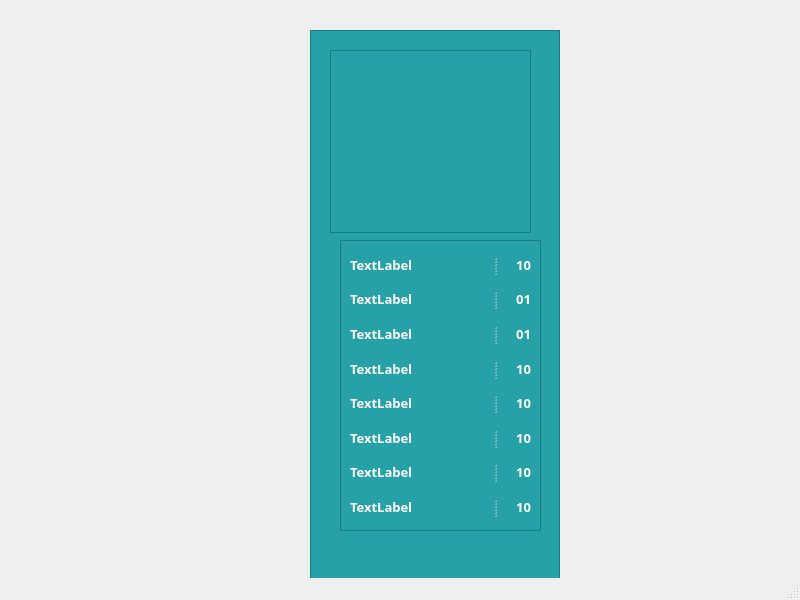
Before: the Qt Designer form layout/provisorio.ui in Sidehenrique/SIS-Sicoob, drawn with Qt 5.
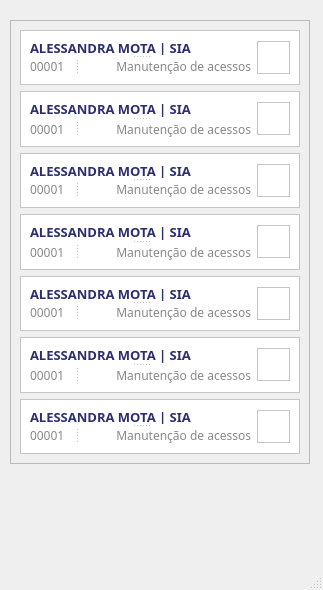
After: the same form once the commit is applied. Icons and pictures are not drawn.

```diff
--- a/layout/provisorio.ui
+++ b/layout/provisorio.ui
@@ -6,8 +6,8 @@
    <rect>
     <x>0</x>
     <y>0</y>
-    <width>800</width>
-    <height>600</height>
+    <width>323</width>
+    <height>590</height>
    </rect>
   </property>
   <property name="windowTitle">
@@ -17,457 +17,887 @@
    <widget class="QFrame" name="frame_48">
     <property name="geometry">
      <rect>
-      <x>310</x>
-      <y>30</y>
-      <width>250</width>
-      <height>551</height>
+      <x>10</x>
+      <y>20</y>
+      <width>300</width>
+      <height>444</height>
      </rect>
     </property>
     <property name="minimumSize">
      <size>
-      <width>250</width>
+      <width>300</width>
       <height>0</height>
      </size>
     </property>
-    <property name="maximumSize">
-     <size>
-      <width>250</width>
-      <height>16777215</height>
-     </size>
-    </property>
-    <property name="styleSheet">
-     <string notr="true">background-color: rgb(38, 161, 168);</string>
-    </property>
     <property name="frameShape">
      <enum>QFrame::StyledPanel</enum>
     </property>
     <property name="frameShadow">
      <enum>QFrame::Raised</enum>
     </property>
-    <widget class="QFrame" name="frame_49">
-     <property name="geometry">
-      <rect>
-       <x>20</x>
-       <y>20</y>
-       <width>201</width>
-       <height>183</height>
-      </rect>
-     </property>
-     <property name="minimumSize">
-      <size>
-       <width>183</width>
-       <height>183</height>
-      </size>
-     </property>
-     <property name="styleSheet">
-      <string notr="true">background-image: url(:/Viws/estoque/Viws/Grupo 948.png);
-background-position: center;
-background-repeat: no-repeat;</string>
-     </property>
-     <property name="frameShape">
-      <enum>QFrame::StyledPanel</enum>
-     </property>
-     <property name="frameShadow">
-      <enum>QFrame::Raised</enum>
-     </property>
-    </widget>
-    <widget class="QFrame" name="frame_50">
-     <property name="geometry">
-      <rect>
-       <x>30</x>
-       <y>210</y>
-       <width>201</width>
-       <height>291</height>
-      </rect>
-     </property>
-     <property name="frameShape">
-      <enum>QFrame::StyledPanel</enum>
-     </property>
-     <property name="frameShadow">
-      <enum>QFrame::Raised</enum>
-     </property>
-     <layout class="QVBoxLayout" name="verticalLayout_47">
-      <item>
-       <widget class="QSplitter" name="splitter_45">
-        <property name="font">
-         <font>
-          <family>Asap</family>
-          <pointsize>10</pointsize>
-          <weight>75</weight>
-          <bold>true</bold>
-         </font>
-        </property>
-        <property name="styleSheet">
-         <string notr="true">color: rgb(255, 255, 255);</string>
-        </property>
-        <property name="orientation">
-         <enum>Qt::Horizontal</enum>
-        </property>
-        <widget class="QLabel" name="label_54">
-         <property name="font">
-          <font>
-           <family>Asap</family>
-           <pointsize>10</pointsize>
-           <weight>75</weight>
-           <bold>true</bold>
-          </font>
-         </property>
-         <property name="text">
-          <string>TextLabel</string>
-         </property>
-        </widget>
-        <widget class="QLabel" name="label_81">
-         <property name="font">
-          <font>
-           <family>Asap</family>
-           <pointsize>10</pointsize>
-           <weight>75</weight>
-           <bold>true</bold>
-          </font>
-         </property>
-         <property name="text">
-          <string>10</string>
-         </property>
-         <property name="alignment">
-          <set>Qt::AlignRight|Qt::AlignTrailing|Qt::AlignVCenter</set>
-         </property>
-        </widget>
-       </widget>
-      </item>
-      <item>
-       <widget class="QSplitter" name="splitter_41">
-        <property name="font">
-         <font>
-          <family>Asap</family>
-          <pointsize>10</pointsize>
-          <weight>75</weight>
-          <bold>true</bold>
-         </font>
-        </property>
-        <property name="styleSheet">
-         <string notr="true">color: rgb(255, 255, 255);</string>
-        </property>
-        <property name="orientation">
-         <enum>Qt::Horizontal</enum>
-        </property>
-        <widget class="QLabel" name="label_57">
-         <property name="font">
-          <font>
-           <family>Asap</family>
-           <pointsize>10</pointsize>
-           <weight>75</weight>
-           <bold>true</bold>
-          </font>
-         </property>
-         <property name="text">
-          <string>TextLabel</string>
-         </property>
-        </widget>
-        <widget class="QLabel" name="label_99">
-         <property name="font">
-          <font>
-           <family>Asap</family>
-           <pointsize>10</pointsize>
-           <weight>75</weight>
-           <bold>true</bold>
-          </font>
-         </property>
-         <property name="text">
-          <string>01</string>
-         </property>
-         <property name="alignment">
-          <set>Qt::AlignRight|Qt::AlignTrailing|Qt::AlignVCenter</set>
-         </property>
-        </widget>
-       </widget>
-      </item>
-      <item>
-       <widget class="QSplitter" name="splitter_28">
-        <property name="font">
-         <font>
-          <family>Asap</family>
-          <pointsize>10</pointsize>
-          <weight>75</weight>
-          <bold>true</bold>
-         </font>
-        </property>
-        <property name="styleSheet">
-         <string notr="true">color: rgb(255, 255, 255);</string>
-        </property>
-        <property name="orientation">
-         <enum>Qt::Horizontal</enum>
-        </property>
-        <widget class="QLabel" name="label_58">
-         <property name="font">
-          <font>
-           <family>Asap</family>
-           <pointsize>10</pointsize>
-           <weight>75</weight>
-           <bold>true</bold>
-          </font>
-         </property>
-         <property name="text">
-          <string>TextLabel</string>
-         </property>
-        </widget>
-        <widget class="QLabel" name="label_102">
-         <property name="font">
-          <font>
-           <family>Asap</family>
-           <pointsize>10</pointsize>
-           <weight>75</weight>
-           <bold>true</bold>
-          </font>
-         </property>
-         <property name="text">
-          <string>01</string>
-         </property>
-         <property name="alignment">
-          <set>Qt::AlignRight|Qt::AlignTrailing|Qt::AlignVCenter</set>
-         </property>
-        </widget>
-       </widget>
-      </item>
-      <item>
-       <widget class="QSplitter" name="splitter_27">
-        <property name="font">
-         <font>
-          <family>Asap</family>
-          <pointsize>10</pointsize>
-          <weight>75</weight>
-          <bold>true</bold>
-         </font>
-        </property>
-        <property name="styleSheet">
-         <string notr="true">color: rgb(255, 255, 255);</string>
-        </property>
-        <property name="orientation">
-         <enum>Qt::Horizontal</enum>
-        </property>
-        <widget class="QLabel" name="label_61">
-         <property name="font">
-          <font>
-           <family>Asap</family>
-           <pointsize>10</pointsize>
-           <weight>75</weight>
-           <bold>true</bold>
-          </font>
-         </property>
-         <property name="text">
-          <string>TextLabel</string>
-         </property>
-        </widget>
-        <widget class="QLabel" name="label_82">
-         <property name="font">
-          <font>
-           <family>Asap</family>
-           <pointsize>10</pointsize>
-           <weight>75</weight>
-           <bold>true</bold>
-          </font>
-         </property>
-         <property name="text">
-          <string>10</string>
-         </property>
-         <property name="alignment">
-          <set>Qt::AlignRight|Qt::AlignTrailing|Qt::AlignVCenter</set>
-         </property>
-        </widget>
-       </widget>
-      </item>
-      <item>
-       <widget class="QSplitter" name="splitter_26">
-        <property name="font">
-         <font>
-          <family>Asap</family>
-          <pointsize>10</pointsize>
-          <weight>75</weight>
-          <bold>true</bold>
-         </font>
-        </property>
-        <property name="styleSheet">
-         <string notr="true">color: rgb(255, 255, 255);</string>
-        </property>
-        <property name="orientation">
-         <enum>Qt::Horizontal</enum>
-        </property>
-        <widget class="QLabel" name="label_69">
-         <property name="font">
-          <font>
-           <family>Asap</family>
-           <pointsize>10</pointsize>
-           <weight>75</weight>
-           <bold>true</bold>
-          </font>
-         </property>
-         <property name="text">
-          <string>TextLabel</string>
-         </property>
-        </widget>
-        <widget class="QLabel" name="label_105">
-         <property name="font">
-          <font>
-           <family>Asap</family>
-           <pointsize>10</pointsize>
-           <weight>75</weight>
-           <bold>true</bold>
-          </font>
-         </property>
-         <property name="text">
-          <string>10</string>
-         </property>
-         <property name="alignment">
-          <set>Qt::AlignRight|Qt::AlignTrailing|Qt::AlignVCenter</set>
-         </property>
-        </widget>
-       </widget>
-      </item>
-      <item>
-       <widget class="QSplitter" name="splitter_25">
-        <property name="font">
-         <font>
-          <family>Asap</family>
-          <pointsize>10</pointsize>
-          <weight>75</weight>
-          <bold>true</bold>
-         </font>
-        </property>
-        <property name="styleSheet">
-         <string notr="true">color: rgb(255, 255, 255);</string>
-        </property>
-        <property name="orientation">
-         <enum>Qt::Horizontal</enum>
-        </property>
-        <widget class="QLabel" name="label_74">
-         <property name="font">
-          <font>
-           <family>Asap</family>
-           <pointsize>10</pointsize>
-           <weight>75</weight>
-           <bold>true</bold>
-          </font>
-         </property>
-         <property name="text">
-          <string>TextLabel</string>
-         </property>
-        </widget>
-        <widget class="QLabel" name="label_103">
-         <property name="font">
-          <font>
-           <family>Asap</family>
-           <pointsize>10</pointsize>
-           <weight>75</weight>
-           <bold>true</bold>
-          </font>
-         </property>
-         <property name="styleSheet">
-          <string notr="true">color: rgb(255, 255, 255);</string>
-         </property>
-         <property name="text">
-          <string>10</string>
-         </property>
-         <property name="alignment">
-          <set>Qt::AlignRight|Qt::AlignTrailing|Qt::AlignVCenter</set>
-         </property>
-        </widget>
-       </widget>
-      </item>
-      <item>
-       <widget class="QSplitter" name="splitter_24">
-        <property name="font">
-         <font>
-          <family>Asap</family>
-          <pointsize>10</pointsize>
-          <weight>75</weight>
-          <bold>true</bold>
-         </font>
-        </property>
-        <property name="styleSheet">
-         <string notr="true">color: rgb(255, 255, 255);</string>
-        </property>
-        <property name="orientation">
-         <enum>Qt::Horizontal</enum>
-        </property>
-        <widget class="QLabel" name="label_77">
-         <property name="font">
-          <font>
-           <family>Asap</family>
-           <pointsize>10</pointsize>
-           <weight>75</weight>
-           <bold>true</bold>
-          </font>
-         </property>
-         <property name="text">
-          <string>TextLabel</string>
-         </property>
-        </widget>
-        <widget class="QLabel" name="label_100">
-         <property name="font">
-          <font>
-           <family>Asap</family>
-           <pointsize>10</pointsize>
-           <weight>75</weight>
-           <bold>true</bold>
-          </font>
-         </property>
-         <property name="text">
-          <string>10</string>
-         </property>
-         <property name="alignment">
-          <set>Qt::AlignRight|Qt::AlignTrailing|Qt::AlignVCenter</set>
-         </property>
-        </widget>
-       </widget>
-      </item>
-      <item>
-       <widget class="QSplitter" name="splitter_21">
-        <property name="font">
-         <font>
-          <family>Asap</family>
-          <pointsize>10</pointsize>
-          <weight>75</weight>
-          <bold>true</bold>
-         </font>
-        </property>
-        <property name="styleSheet">
-         <string notr="true">color: rgb(255, 255, 255);</string>
-        </property>
-        <property name="orientation">
-         <enum>Qt::Horizontal</enum>
-        </property>
-        <widget class="QLabel" name="label_79">
-         <property name="font">
-          <font>
-           <family>Asap</family>
-           <pointsize>10</pointsize>
-           <weight>75</weight>
-           <bold>true</bold>
-          </font>
-         </property>
-         <property name="text">
-          <string>TextLabel</string>
-         </property>
-        </widget>
-        <widget class="QLabel" name="label_104">
-         <property name="font">
-          <font>
-           <family>Asap</family>
-           <pointsize>10</pointsize>
-           <weight>75</weight>
-           <bold>true</bold>
-          </font>
-         </property>
-         <property name="text">
-          <string>10</string>
-         </property>
-         <property name="alignment">
-          <set>Qt::AlignRight|Qt::AlignTrailing|Qt::AlignVCenter</set>
-         </property>
-        </widget>
-       </widget>
-      </item>
-     </layout>
-    </widget>
+    <layout class="QVBoxLayout" name="verticalLayout_8">
+     <item>
+      <widget class="QFrame" name="frame_22">
+       <property name="minimumSize">
+        <size>
+         <width>0</width>
+         <height>54</height>
+        </size>
+       </property>
+       <property name="maximumSize">
+        <size>
+         <width>16777215</width>
+         <height>60</height>
+        </size>
+       </property>
+       <property name="styleSheet">
+        <string notr="true">background-color: rgb(255, 255, 255);</string>
+       </property>
+       <property name="frameShape">
+        <enum>QFrame::StyledPanel</enum>
+       </property>
+       <property name="frameShadow">
+        <enum>QFrame::Raised</enum>
+       </property>
+       <layout class="QHBoxLayout" name="horizontalLayout_7">
+        <property name="leftMargin">
+         <number>9</number>
+        </property>
+        <property name="topMargin">
+         <number>9</number>
+        </property>
+        <property name="rightMargin">
+         <number>9</number>
+        </property>
+        <property name="bottomMargin">
+         <number>9</number>
+        </property>
+        <item>
+         <widget class="QSplitter" name="splitter_20">
+          <property name="orientation">
+           <enum>Qt::Vertical</enum>
+          </property>
+          <widget class="QLabel" name="ChaLabelNome02">
+           <property name="font">
+            <font>
+             <family>Asap</family>
+             <pointsize>10</pointsize>
+             <weight>75</weight>
+             <bold>true</bold>
+            </font>
+           </property>
+           <property name="styleSheet">
+            <string notr="true">color: rgb(43, 46, 113);</string>
+           </property>
+           <property name="text">
+            <string>ALESSANDRA MOTA | SIA</string>
+           </property>
+          </widget>
+          <widget class="QSplitter" name="splitter_21">
+           <property name="orientation">
+            <enum>Qt::Horizontal</enum>
+           </property>
+           <widget class="QLabel" name="ChaLabelCod2">
+            <property name="font">
+             <font>
+              <family>Asap</family>
+              <pointsize>9</pointsize>
+             </font>
+            </property>
+            <property name="styleSheet">
+             <string notr="true">color: rgb(136, 136, 136);</string>
+            </property>
+            <property name="text">
+             <string>00001</string>
+            </property>
+            <property name="alignment">
+             <set>Qt::AlignLeading|Qt::AlignLeft|Qt::AlignVCenter</set>
+            </property>
+           </widget>
+           <widget class="QLabel" name="ChaLabelServico2">
+            <property name="font">
+             <font>
+              <family>Asap</family>
+              <pointsize>9</pointsize>
+             </font>
+            </property>
+            <property name="styleSheet">
+             <string notr="true">color: rgb(136, 136, 136);</string>
+            </property>
+            <property name="text">
+             <string>Manutenção de acessos</string>
+            </property>
+            <property name="alignment">
+             <set>Qt::AlignRight|Qt::AlignTrailing|Qt::AlignVCenter</set>
+            </property>
+           </widget>
+          </widget>
+         </widget>
+        </item>
+        <item>
+         <widget class="QFrame" name="ChaFrame2">
+          <property name="minimumSize">
+           <size>
+            <width>33</width>
+            <height>33</height>
+           </size>
+          </property>
+          <property name="maximumSize">
+           <size>
+            <width>33</width>
+            <height>33</height>
+           </size>
+          </property>
+          <property name="frameShape">
+           <enum>QFrame::StyledPanel</enum>
+          </property>
+          <property name="frameShadow">
+           <enum>QFrame::Raised</enum>
+          </property>
+         </widget>
+        </item>
+       </layout>
+      </widget>
+     </item>
+     <item>
+      <widget class="QFrame" name="frame_24">
+       <property name="minimumSize">
+        <size>
+         <width>0</width>
+         <height>54</height>
+        </size>
+       </property>
+       <property name="maximumSize">
+        <size>
+         <width>16777215</width>
+         <height>60</height>
+        </size>
+       </property>
+       <property name="styleSheet">
+        <string notr="true">background-color: rgb(255, 255, 255);</string>
+       </property>
+       <property name="frameShape">
+        <enum>QFrame::StyledPanel</enum>
+       </property>
+       <property name="frameShadow">
+        <enum>QFrame::Raised</enum>
+       </property>
+       <layout class="QHBoxLayout" name="horizontalLayout_9">
+        <property name="leftMargin">
+         <number>9</number>
+        </property>
+        <property name="topMargin">
+         <number>9</number>
+        </property>
+        <property name="rightMargin">
+         <number>9</number>
+        </property>
+        <property name="bottomMargin">
+         <number>9</number>
+        </property>
+        <item>
+         <widget class="QSplitter" name="splitter_22">
+          <property name="orientation">
+           <enum>Qt::Vertical</enum>
+          </property>
+          <widget class="QLabel" name="ChaLabelNome03">
+           <property name="font">
+            <font>
+             <family>Asap</family>
+             <pointsize>10</pointsize>
+             <weight>75</weight>
+             <bold>true</bold>
+            </font>
+           </property>
+           <property name="styleSheet">
+            <string notr="true">color: rgb(43, 46, 113);</string>
+           </property>
+           <property name="text">
+            <string>ALESSANDRA MOTA | SIA</string>
+           </property>
+          </widget>
+          <widget class="QSplitter" name="splitter_23">
+           <property name="orientation">
+            <enum>Qt::Horizontal</enum>
+           </property>
+           <widget class="QLabel" name="ChaLabelCod3">
+            <property name="font">
+             <font>
+              <family>Asap</family>
+              <pointsize>9</pointsize>
+             </font>
+            </property>
+            <property name="styleSheet">
+             <string notr="true">color: rgb(136, 136, 136);</string>
+            </property>
+            <property name="text">
+             <string>00001</string>
+            </property>
+            <property name="alignment">
+             <set>Qt::AlignLeading|Qt::AlignLeft|Qt::AlignVCenter</set>
+            </property>
+           </widget>
+           <widget class="QLabel" name="ChaLabelServico3">
+            <property name="font">
+             <font>
+              <family>Asap</family>
+              <pointsize>9</pointsize>
+             </font>
+            </property>
+            <property name="styleSheet">
+             <string notr="true">color: rgb(136, 136, 136);</string>
+            </property>
+            <property name="text">
+             <string>Manutenção de acessos</string>
+            </property>
+            <property name="alignment">
+             <set>Qt::AlignRight|Qt::AlignTrailing|Qt::AlignVCenter</set>
+            </property>
+           </widget>
+          </widget>
+         </widget>
+        </item>
+        <item>
+         <widget class="QFrame" name="ChaFrame3">
+          <property name="minimumSize">
+           <size>
+            <width>33</width>
+            <height>33</height>
+           </size>
+          </property>
+          <property name="maximumSize">
+           <size>
+            <width>33</width>
+            <height>33</height>
+           </size>
+          </property>
+          <property name="frameShape">
+           <enum>QFrame::StyledPanel</enum>
+          </property>
+          <property name="frameShadow">
+           <enum>QFrame::Raised</enum>
+          </property>
+         </widget>
+        </item>
+       </layout>
+      </widget>
+     </item>
+     <item>
+      <widget class="QFrame" name="frame_26">
+       <property name="minimumSize">
+        <size>
+         <width>0</width>
+         <height>54</height>
+        </size>
+       </property>
+       <property name="maximumSize">
+        <size>
+         <width>16777215</width>
+         <height>60</height>
+        </size>
+       </property>
+       <property name="styleSheet">
+        <string notr="true">background-color: rgb(255, 255, 255);</string>
+       </property>
+       <property name="frameShape">
+        <enum>QFrame::StyledPanel</enum>
+       </property>
+       <property name="frameShadow">
+        <enum>QFrame::Raised</enum>
+       </property>
+       <layout class="QHBoxLayout" name="horizontalLayout_10">
+        <property name="leftMargin">
+         <number>9</number>
+        </property>
+        <property name="topMargin">
+         <number>9</number>
+        </property>
+        <property name="rightMargin">
+         <number>9</number>
+        </property>
+        <property name="bottomMargin">
+         <number>9</number>
+        </property>
+        <item>
+         <widget class="QSplitter" name="splitter_24">
+          <property name="orientation">
+           <enum>Qt::Vertical</enum>
+          </property>
+          <widget class="QLabel" name="ChaLabelNome04">
+           <property name="font">
+            <font>
+             <family>Asap</family>
+             <pointsize>10</pointsize>
+             <weight>75</weight>
+             <bold>true</bold>
+            </font>
+           </property>
+           <property name="styleSheet">
+            <string notr="true">color: rgb(43, 46, 113);</string>
+           </property>
+           <property name="text">
+            <string>ALESSANDRA MOTA | SIA</string>
+           </property>
+          </widget>
+          <widget class="QSplitter" name="splitter_25">
+           <property name="orientation">
+            <enum>Qt::Horizontal</enum>
+           </property>
+           <widget class="QLabel" name="ChaLabelCod4">
+            <property name="font">
+             <font>
+              <family>Asap</family>
+              <pointsize>9</pointsize>
+             </font>
+            </property>
+            <property name="styleSheet">
+             <string notr="true">color: rgb(136, 136, 136);</string>
+            </property>
+            <property name="text">
+             <string>00001</string>
+            </property>
+            <property name="alignment">
+             <set>Qt::AlignLeading|Qt::AlignLeft|Qt::AlignVCenter</set>
+            </property>
+           </widget>
+           <widget class="QLabel" name="ChaLabelServico4">
+            <property name="font">
+             <font>
+              <family>Asap</family>
+              <pointsize>9</pointsize>
+             </font>
+            </property>
+            <property name="styleSheet">
+             <string notr="true">color: rgb(136, 136, 136);</string>
+            </property>
+            <property name="text">
+             <string>Manutenção de acessos</string>
+            </property>
+            <property name="alignment">
+             <set>Qt::AlignRight|Qt::AlignTrailing|Qt::AlignVCenter</set>
+            </property>
+           </widget>
+          </widget>
+         </widget>
+        </item>
+        <item>
+         <widget class="QFrame" name="ChaFrame4">
+          <property name="minimumSize">
+           <size>
+            <width>33</width>
+            <height>33</height>
+           </size>
+          </property>
+          <property name="maximumSize">
+           <size>
+            <width>33</width>
+            <height>33</height>
+           </size>
+          </property>
+          <property name="frameShape">
+           <enum>QFrame::StyledPanel</enum>
+          </property>
+          <property name="frameShadow">
+           <enum>QFrame::Raised</enum>
+          </property>
+         </widget>
+        </item>
+       </layout>
+      </widget>
+     </item>
+     <item>
+      <widget class="QFrame" name="frame_28">
+       <property name="minimumSize">
+        <size>
+         <width>0</width>
+         <height>54</height>
+        </size>
+       </property>
+       <property name="maximumSize">
+        <size>
+         <width>16777215</width>
+         <height>60</height>
+        </size>
+       </property>
+       <property name="styleSheet">
+        <string notr="true">background-color: rgb(255, 255, 255);</string>
+       </property>
+       <property name="frameShape">
+        <enum>QFrame::StyledPanel</enum>
+       </property>
+       <property name="frameShadow">
+        <enum>QFrame::Raised</enum>
+       </property>
+       <layout class="QHBoxLayout" name="horizontalLayout_11">
+        <property name="leftMargin">
+         <number>9</number>
+        </property>
+        <property name="topMargin">
+         <number>9</number>
+        </property>
+        <property name="rightMargin">
+         <number>9</number>
+        </property>
+        <property name="bottomMargin">
+         <number>9</number>
+        </property>
+        <item>
+         <widget class="QSplitter" name="splitter_26">
+          <property name="orientation">
+           <enum>Qt::Vertical</enum>
+          </property>
+          <widget class="QLabel" name="ChaLabelNome05">
+           <property name="font">
+            <font>
+             <family>Asap</family>
+             <pointsize>10</pointsize>
+             <weight>75</weight>
+             <bold>true</bold>
+            </font>
+           </property>
+           <property name="styleSheet">
+            <string notr="true">color: rgb(43, 46, 113);</string>
+           </property>
+           <property name="text">
+            <string>ALESSANDRA MOTA | SIA</string>
+           </property>
+          </widget>
+          <widget class="QSplitter" name="splitter_27">
+           <property name="orientation">
+            <enum>Qt::Horizontal</enum>
+           </property>
+           <widget class="QLabel" name="ChaLabelCod5">
+            <property name="font">
+             <font>
+              <family>Asap</family>
+              <pointsize>9</pointsize>
+             </font>
+            </property>
+            <property name="styleSheet">
+             <string notr="true">color: rgb(136, 136, 136);</string>
+            </property>
+            <property name="text">
+             <string>00001</string>
+            </property>
+            <property name="alignment">
+             <set>Qt::AlignLeading|Qt::AlignLeft|Qt::AlignVCenter</set>
+            </property>
+           </widget>
+           <widget class="QLabel" name="ChaLabelServico5">
+            <property name="font">
+             <font>
+              <family>Asap</family>
+              <pointsize>9</pointsize>
+             </font>
+            </property>
+            <property name="styleSheet">
+             <string notr="true">color: rgb(136, 136, 136);</string>
+            </property>
+            <property name="text">
+             <string>Manutenção de acessos</string>
+            </property>
+            <property name="alignment">
+             <set>Qt::AlignRight|Qt::AlignTrailing|Qt::AlignVCenter</set>
+            </property>
+           </widget>
+          </widget>
+         </widget>
+        </item>
+        <item>
+         <widget class="QFrame" name="ChaFrame5">
+          <property name="minimumSize">
+           <size>
+            <width>33</width>
+            <height>33</height>
+           </size>
+          </property>
+          <property name="maximumSize">
+           <size>
+            <width>33</width>
+            <height>33</height>
+           </size>
+          </property>
+          <property name="frameShape">
+           <enum>QFrame::StyledPanel</enum>
+          </property>
+          <property name="frameShadow">
+           <enum>QFrame::Raised</enum>
+          </property>
+         </widget>
+        </item>
+       </layout>
+      </widget>
+     </item>
+     <item>
+      <widget class="QFrame" name="frame_30">
+       <property name="minimumSize">
+        <size>
+         <width>0</width>
+         <height>54</height>
+        </size>
+       </property>
+       <property name="maximumSize">
+        <size>
+         <width>16777215</width>
+         <height>60</height>
+        </size>
+       </property>
+       <property name="styleSheet">
+        <string notr="true">background-color: rgb(255, 255, 255);</string>
+       </property>
+       <property name="frameShape">
+        <enum>QFrame::StyledPanel</enum>
+       </property>
+       <property name="frameShadow">
+        <enum>QFrame::Raised</enum>
+       </property>
+       <layout class="QHBoxLayout" name="horizontalLayout_12">
+        <property name="leftMargin">
+         <number>9</number>
+        </property>
+        <property name="topMargin">
+         <number>9</number>
+        </property>
+        <property name="rightMargin">
+         <number>9</number>
+        </property>
+        <property name="bottomMargin">
+         <number>9</number>
+        </property>
+        <item>
+         <widget class="QSplitter" name="splitter_28">
+          <property name="orientation">
+           <enum>Qt::Vertical</enum>
+          </property>
+          <widget class="QLabel" name="ChaLabelNome06">
+           <property name="font">
+            <font>
+             <family>Asap</family>
+             <pointsize>10</pointsize>
+             <weight>75</weight>
+             <bold>true</bold>
+            </font>
+           </property>
+           <property name="styleSheet">
+            <string notr="true">color: rgb(43, 46, 113);</string>
+           </property>
+           <property name="text">
+            <string>ALESSANDRA MOTA | SIA</string>
+           </property>
+          </widget>
+          <widget class="QSplitter" name="splitter_29">
+           <property name="orientation">
+            <enum>Qt::Horizontal</enum>
+           </property>
+           <widget class="QLabel" name="ChaLabelCod6">
+            <property name="font">
+             <font>
+              <family>Asap</family>
+              <pointsize>9</pointsize>
+             </font>
+            </property>
+            <property name="styleSheet">
+             <string notr="true">color: rgb(136, 136, 136);</string>
+            </property>
+            <property name="text">
+             <string>00001</string>
+            </property>
+            <property name="alignment">
+             <set>Qt::AlignLeading|Qt::AlignLeft|Qt::AlignVCenter</set>
+            </property>
+           </widget>
+           <widget class="QLabel" name="ChaLabelServico6">
+            <property name="font">
+             <font>
+              <family>Asap</family>
+              <pointsize>9</pointsize>
+             </font>
+            </property>
+            <property name="styleSheet">
+             <string notr="true">color: rgb(136, 136, 136);</string>
+            </property>
+            <property name="text">
+             <string>Manutenção de acessos</string>
+            </property>
+            <property name="alignment">
+             <set>Qt::AlignRight|Qt::AlignTrailing|Qt::AlignVCenter</set>
+            </property>
+           </widget>
+          </widget>
+         </widget>
+        </item>
+        <item>
+         <widget class="QFrame" name="ChaFrame6">
+          <property name="minimumSize">
+           <size>
+            <width>33</width>
+            <height>33</height>
+           </size>
+          </property>
+          <property name="maximumSize">
+           <size>
+            <width>33</width>
+            <height>33</height>
+           </size>
+          </property>
+          <property name="frameShape">
+           <enum>QFrame::StyledPanel</enum>
+          </property>
+          <property name="frameShadow">
+           <enum>QFrame::Raised</enum>
+          </property>
+         </widget>
+        </item>
+       </layout>
+      </widget>
+     </item>
+     <item>
+      <widget class="QFrame" name="frame_32">
+       <property name="minimumSize">
+        <size>
+         <width>0</width>
+         <height>54</height>
+        </size>
+       </property>
+       <property name="maximumSize">
+        <size>
+         <width>16777215</width>
+         <height>60</height>
+        </size>
+       </property>
+       <property name="styleSheet">
+        <string notr="true">background-color: rgb(255, 255, 255);</string>
+       </property>
+       <property name="frameShape">
+        <enum>QFrame::StyledPanel</enum>
+       </property>
+       <property name="frameShadow">
+        <enum>QFrame::Raised</enum>
+       </property>
+       <layout class="QHBoxLayout" name="horizontalLayout_13">
+        <property name="leftMargin">
+         <number>9</number>
+        </property>
+        <property name="topMargin">
+         <number>9</number>
+        </property>
+        <property name="rightMargin">
+         <number>9</number>
+        </property>
+        <property name="bottomMargin">
+         <number>9</number>
+        </property>
+        <item>
+         <widget class="QSplitter" name="splitter_30">
+          <property name="orientation">
+           <enum>Qt::Vertical</enum>
+          </property>
+          <widget class="QLabel" name="ChaLabelNome07">
+           <property name="font">
+            <font>
+             <family>Asap</family>
+             <pointsize>10</pointsize>
+             <weight>75</weight>
+             <bold>true</bold>
+            </font>
+           </property>
+           <property name="styleSheet">
+            <string notr="true">color: rgb(43, 46, 113);</string>
+           </property>
+           <property name="text">
+            <string>ALESSANDRA MOTA | SIA</string>
+           </property>
+          </widget>
+          <widget class="QSplitter" name="splitter_31">
+           <property name="orientation">
+            <enum>Qt::Horizontal</enum>
+           </property>
+           <widget class="QLabel" name="ChaLabelCod7">
+            <property name="font">
+             <font>
+              <family>Asap</family>
+              <pointsize>9</pointsize>
+             </font>
+            </property>
+            <property name="styleSheet">
+             <string notr="true">color: rgb(136, 136, 136);</string>
+            </property>
+            <property name="text">
+             <string>00001</string>
+            </property>
+            <property name="alignment">
+             <set>Qt::AlignLeading|Qt::AlignLeft|Qt::AlignVCenter</set>
+            </property>
+           </widget>
+           <widget class="QLabel" name="ChaLabelServico7">
+            <property name="font">
+             <font>
+              <family>Asap</family>
+              <pointsize>9</pointsize>
+             </font>
+            </property>
+            <property name="styleSheet">
+             <string notr="true">color: rgb(136, 136, 136);</string>
+            </property>
+            <property name="text">
+             <string>Manutenção de acessos</string>
+            </property>
+            <property name="alignment">
+             <set>Qt::AlignRight|Qt::AlignTrailing|Qt::AlignVCenter</set>
+            </property>
+           </widget>
+          </widget>
+         </widget>
+        </item>
+        <item>
+         <widget class="QFrame" name="ChaFrame7">
+          <property name="minimumSize">
+           <size>
+            <width>33</width>
+            <height>33</height>
+           </size>
+          </property>
+          <property name="maximumSize">
+           <size>
+            <width>33</width>
+            <height>33</height>
+           </size>
+          </property>
+          <property name="frameShape">
+           <enum>QFrame::StyledPanel</enum>
+          </property>
+          <property name="frameShadow">
+           <enum>QFrame::Raised</enum>
+          </property>
+         </widget>
+        </item>
+       </layout>
+      </widget>
+     </item>
+     <item>
+      <widget class="QFrame" name="frame_34">
+       <property name="minimumSize">
+        <size>
+         <width>0</width>
+         <height>54</height>
+        </size>
+       </property>
+       <property name="maximumSize">
+        <size>
+         <width>16777215</width>
+         <height>60</height>
+        </size>
+       </property>
+       <property name="styleSheet">
+        <string notr="true">background-color: rgb(255, 255, 255);</string>
+       </property>
+       <property name="frameShape">
+        <enum>QFrame::StyledPanel</enum>
+       </property>
+       <property name="frameShadow">
+        <enum>QFrame::Raised</enum>
+       </property>
+       <layout class="QHBoxLayout" name="horizontalLayout_15">
+        <property name="leftMargin">
+         <number>9</number>
+        </property>
+        <property name="topMargin">
+         <number>9</number>
+        </property>
+        <property name="rightMargin">
+         <number>9</number>
+        </property>
+        <property name="bottomMargin">
+         <number>9</number>
+        </property>
+        <item>
+         <widget class="QSplitter" name="splitter_32">
+          <property name="orientation">
+           <enum>Qt::Vertical</enum>
+          </property>
+          <widget class="QLabel" name="ChaLabelNome08">
+           <property name="font">
+            <font>
+             <family>Asap</family>
+             <pointsize>10</pointsize>
+             <weight>75</weight>
+             <bold>true</bold>
+            </font>
+           </property>
+           <property name="styleSheet">
+            <string notr="true">color: rgb(43, 46, 113);</string>
+           </property>
+           <property name="text">
+            <string>ALESSANDRA MOTA | SIA</string>
+           </property>
+          </widget>
+          <widget class="QSplitter" name="splitter_33">
+           <property name="orientation">
+            <enum>Qt::Horizontal</enum>
+           </property>
+           <widget class="QLabel" name="ChaLabelCod8">
+            <property name="font">
+             <font>
+              <family>Asap</family>
+              <pointsize>9</pointsize>
+             </font>
+            </property>
+            <property name="styleSheet">
+             <string notr="true">color: rgb(136, 136, 136);</string>
+            </property>
+            <property name="text">
+             <string>00001</string>
+            </property>
+            <property name="alignment">
+             <set>Qt::AlignLeading|Qt::AlignLeft|Qt::AlignVCenter</set>
+            </property>
+           </widget>
+           <widget class="QLabel" name="ChaLabelServico8">
+            <property name="font">
+             <font>
+              <family>Asap</family>
+              <pointsize>9</pointsize>
+             </font>
+            </property>
+            <property name="styleSheet">
+             <string notr="true">color: rgb(136, 136, 136);</string>
+            </property>
+            <property name="text">
+             <string>Manutenção de acessos</string>
+            </property>
+            <property name="alignment">
+             <set>Qt::AlignRight|Qt::AlignTrailing|Qt::AlignVCenter</set>
+            </property>
+           </widget>
+          </widget>
+         </widget>
+        </item>
+        <item>
+         <widget class="QFrame" name="ChaFrame8">
+          <property name="minimumSize">
+           <size>
+            <width>33</width>
+            <height>33</height>
+           </size>
+          </property>
+          <property name="maximumSize">
+           <size>
+            <width>33</width>
+            <height>33</height>
+           </size>
+          </property>
+          <property name="frameShape">
+           <enum>QFrame::StyledPanel</enum>
+          </property>
+          <property name="frameShadow">
+           <enum>QFrame::Raised</enum>
+          </property>
+         </widget>
+        </item>
+       </layout>
+      </widget>
+     </item>
+    </layout>
    </widget>
   </widget>
   <widget class="QMenuBar" name="menubar">
```
Left out of the diff: 4 changed lines with no effect on the pictures.
